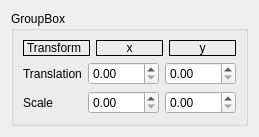
The window that dia2/widget2dtransform.ui (albertllopart/QT-Projects) describes before a commit, drawn with Qt 5.
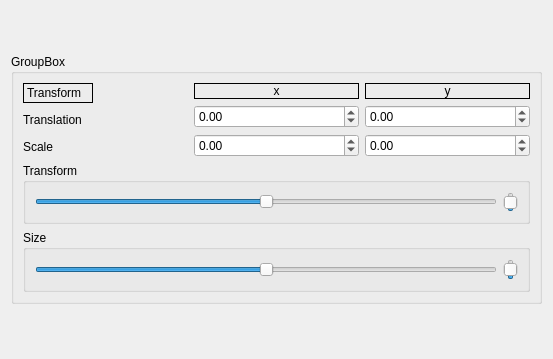
The same window after the commit.

What changed in the file:
```diff
--- a/dia2/widget2dtransform.ui
+++ b/dia2/widget2dtransform.ui
@@ -6,8 +6,8 @@
    <rect>
     <x>0</x>
     <y>0</y>
-    <width>211</width>
-    <height>120</height>
+    <width>553</width>
+    <height>359</height>
    </rect>
   </property>
   <property name="minimumSize">
@@ -19,20 +19,24 @@
   <property name="windowTitle">
    <string>Form</string>
   </property>
-  <layout class="QVBoxLayout" name="verticalLayout">
-   <item>
+  <layout class="QGridLayout" name="gridLayout_2">
+   <item row="0" column="0">
     <widget class="QGroupBox" name="groupBox">
      <property name="maximumSize">
       <size>
        <width>16777215</width>
-       <height>120</height>
+       <height>250</height>
       </size>
      </property>
      <property name="title">
       <string>GroupBox</string>
      </property>
-     <layout class="QGridLayout" name="gridLayout_2">
+     <layout class="QGridLayout" name="gridLayout">
       <item row="0" column="0">
+       <layout class="QHBoxLayout" name="horizontalLayout">
+        <item>
+         <layout class="QVBoxLayout" name="verticalLayout_4">
+          <item>
        <widget class="QLabel" name="label_transform">
         <property name="maximumSize">
          <size>
@@ -57,71 +61,101 @@
         </property>
        </widget>
       </item>
-      <item row="0" column="1">
-       <widget class="QLabel" name="label_transform_x">
-        <property name="frameShape">
-         <enum>QFrame::Panel</enum>
-        </property>
-        <property name="text">
-         <string>x</string>
-        </property>
-        <property name="alignment">
-         <set>Qt::AlignCenter</set>
-        </property>
-       </widget>
-      </item>
-      <item row="0" column="2">
-       <widget class="QLabel" name="label_transform_y">
-        <property name="frameShape">
-         <enum>QFrame::Panel</enum>
-        </property>
-        <property name="text">
-         <string>y</string>
-        </property>
-        <property name="alignment">
-         <set>Qt::AlignCenter</set>
-        </property>
-       </widget>
-      </item>
-      <item row="1" column="0" colspan="3">
-       <layout class="QGridLayout" name="gridLayout">
-        <item row="0" column="0">
+          <item>
          <widget class="QLabel" name="label_transform_translation">
           <property name="text">
            <string>Translation</string>
           </property>
          </widget>
         </item>
-        <item row="0" column="1">
-         <widget class="QDoubleSpinBox" name="doubleSpinBox_transform_translation_x">
-          <property name="maximum">
-           <double>9999.000000000000000</double>
-          </property>
-         </widget>
-        </item>
-        <item row="0" column="2">
-         <widget class="QDoubleSpinBox" name="doubleSpinBox_transform_translation_y">
-          <property name="maximum">
-           <double>9999.000000000000000</double>
-          </property>
-         </widget>
-        </item>
-        <item row="1" column="0">
+          <item>
          <widget class="QLabel" name="label_transform_scale">
           <property name="text">
            <string>Scale</string>
           </property>
          </widget>
         </item>
-        <item row="1" column="1">
+         </layout>
+        </item>
+        <item>
+         <layout class="QVBoxLayout" name="verticalLayout_2">
+          <item>
+           <widget class="QLabel" name="label_transform_x">
+            <property name="minimumSize">
+             <size>
+              <width>30</width>
+              <height>0</height>
+             </size>
+            </property>
+            <property name="frameShape">
+             <enum>QFrame::Panel</enum>
+            </property>
+            <property name="text">
+             <string>x</string>
+            </property>
+            <property name="alignment">
+             <set>Qt::AlignCenter</set>
+            </property>
+           </widget>
+          </item>
+          <item>
+           <widget class="QDoubleSpinBox" name="doubleSpinBox_transform_translation_x">
+            <property name="minimum">
+             <double>-9999.000000000000000</double>
+            </property>
+            <property name="maximum">
+             <double>9999.000000000000000</double>
+            </property>
+           </widget>
+          </item>
+          <item>
          <widget class="QDoubleSpinBox" name="doubleSpinBox_transform_scale_x">
+            <property name="minimum">
+             <double>-9999.000000000000000</double>
+            </property>
           <property name="maximum">
            <double>9999.000000000000000</double>
           </property>
          </widget>
         </item>
-        <item row="1" column="2">
+         </layout>
+        </item>
+        <item>
+         <layout class="QVBoxLayout" name="verticalLayout_3">
+          <item>
+           <widget class="QLabel" name="label_transform_y">
+            <property name="minimumSize">
+             <size>
+              <width>30</width>
+              <height>0</height>
+             </size>
+            </property>
+            <property name="frameShape">
+             <enum>QFrame::Panel</enum>
+            </property>
+            <property name="text">
+             <string>y</string>
+            </property>
+            <property name="alignment">
+             <set>Qt::AlignCenter</set>
+            </property>
+           </widget>
+          </item>
+          <item>
+           <widget class="QDoubleSpinBox" name="doubleSpinBox_transform_translation_y">
+            <property name="minimum">
+             <double>-9999.000000000000000</double>
+            </property>
+            <property name="maximum">
+             <double>9999.000000000000000</double>
+            </property>
+           </widget>
+          </item>
+          <item>
          <widget class="QDoubleSpinBox" name="doubleSpinBox_transform_scale_y">
+            <property name="minimum">
+             <double>-9999.000000000000000</double>
+            </property>
           <property name="maximum">
            <double>9999.000000000000000</double>
           </property>
@@ -130,10 +164,112 @@
        </layout>
       </item>
      </layout>
-    </widget>
-   </item>
-  </layout>
- </widget>
+      </item>
+      <item row="2" column="0">
+       <widget class="QGroupBox" name="groupBox_3">
+        <property name="minimumSize">
+         <size>
+          <width>0</width>
+          <height>60</height>
+         </size>
+        </property>
+        <property name="title">
+         <string>Size</string>
+        </property>
+        <layout class="QGridLayout" name="gridLayout_3">
+         <item row="0" column="0">
+          <widget class="QSlider" name="horizontalSliderScale">
+           <property name="maximum">
+            <number>10</number>
+           </property>
+           <property name="singleStep">
+            <number>1</number>
+           </property>
+           <property name="value">
+            <number>5</number>
+           </property>
+           <property name="orientation">
+            <enum>Qt::Horizontal</enum>
+           </property>
+          </widget>
+         </item>
+         <item row="0" column="1">
+          <widget class="QSlider" name="verticalSliderScale">
+           <property name="maximum">
+            <number>10</number>
+           </property>
+           <property name="value">
+            <number>5</number>
+           </property>
+           <property name="orientation">
+            <enum>Qt::Vertical</enum>
+           </property>
+          </widget>
+         </item>
+        </layout>
+       </widget>
+      </item>
+      <item row="1" column="0">
+       <widget class="QGroupBox" name="groupBox_2">
+        <property name="minimumSize">
+         <size>
+          <width>0</width>
+          <height>60</height>
+         </size>
+        </property>
+        <property name="title">
+         <string>Transform</string>
+        </property>
+        <layout class="QGridLayout" name="gridLayout_4">
+         <item row="0" column="0">
+          <widget class="QSlider" name="horizontalSliderPosition">
+           <property name="maximum">
+            <number>10</number>
+           </property>
+           <property name="value">
+            <number>5</number>
+           </property>
+           <property name="orientation">
+            <enum>Qt::Horizontal</enum>
+           </property>
+          </widget>
+         </item>
+         <item row="0" column="1">
+          <widget class="QSlider" name="verticalSliderPosition">
+           <property name="minimumSize">
+            <size>
+             <width>0</width>
+             <height>0</height>
+            </size>
+           </property>
+           <property name="minimum">
+            <number>0</number>
+           </property>
+           <property name="maximum">
+            <number>10</number>
+           </property>
+           <property name="value">
+            <number>5</number>
+           </property>
+           <property name="orientation">
+            <enum>Qt::Vertical</enum>
+           </property>
+          </widget>
+         </item>
+        </layout>
+       </widget>
+      </item>
+     </layout>
+    </widget>
+   </item>
+  </layout>
+ </widget>
+ <tabstops>
+  <tabstop>doubleSpinBox_transform_translation_x</tabstop>
+  <tabstop>doubleSpinBox_transform_translation_y</tabstop>
+  <tabstop>doubleSpinBox_transform_scale_x</tabstop>
+  <tabstop>doubleSpinBox_transform_scale_y</tabstop>
+ </tabstops>
  <resources/>
  <connections/>
 </ui>
```
Lines whose indentation alone changed are shown as unchanged.
